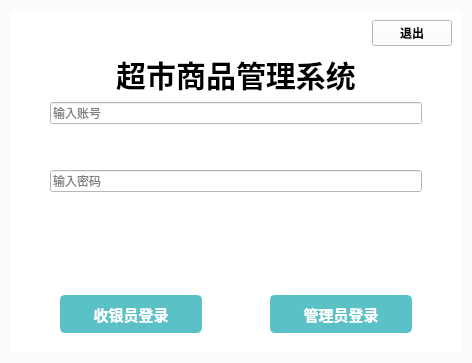
Qt form main/loginwidget.ui (ylxcvvan/Supermarket-Commodity-Management-System) before a commit.
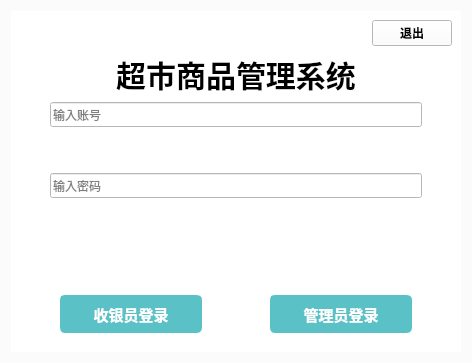
The same form after that commit. Custom widgets are drawn as their Qt base class.

Commit message: 修改了所有界面的字体和按钮大小，现在软件拥有更好的字体

What changed in the file:
```diff
--- a/main/loginwidget.ui
+++ b/main/loginwidget.ui
@@ -93,6 +93,11 @@
              <layout class="QVBoxLayout" name="verticalLayout_4">
               <item>
                <widget class="QtMaterialAutoComplete" name="lineEdit_username">
+                <property name="font">
+                 <font>
+                  <family>微软雅黑</family>
+                 </font>
+                </property>
                 <property name="placeholderText">
                  <string>输入账号</string>
                 </property>
@@ -116,6 +121,11 @@
               </item>
               <item>
                <widget class="QtMaterialAutoComplete" name="lineEdit_password">
+                <property name="font">
+                 <font>
+                  <family>微软雅黑</family>
+                 </font>
+                </property>
                 <property name="echoMode">
                  <enum>QLineEdit::Password</enum>
                 </property>
```
Left out of the diff: 7 changed lines with no effect on the pictures. The commit also changes 7 other files.
